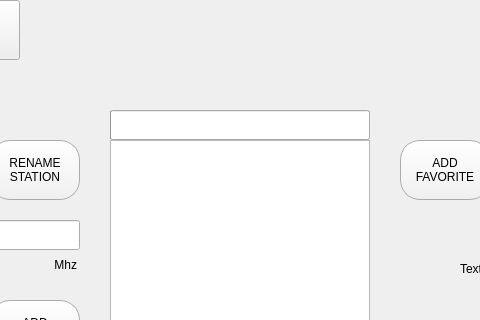
Before: the Qt Designer form dialog.ui in Vitalic66/DAB-FM-sundtek-api, drawn with Qt 5; both pictures show x 160 to 640 and y 0 to 320 of the 800 by 480 pixel window.
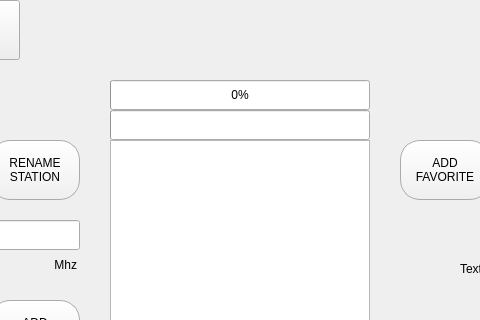
After: the same form once the commit is applied.

```diff
--- a/dialog.ui
+++ b/dialog.ui
@@ -440,7 +440,7 @@
      <property name="geometry">
       <rect>
        <x>270</x>
-       <y>110</y>
+       <y>80</y>
        <width>260</width>
        <height>30</height>
       </rect>
@@ -448,8 +448,11 @@
      <property name="maximum">
       <number>99</number>
      </property>
+     <property name="value">
+      <number>0</number>
+     </property>
      <property name="format">
-      <string/>
+      <string>%p%</string>
      </property>
     </widget>
     <widget class="QPushButton" name="btn_testbutton">
```
